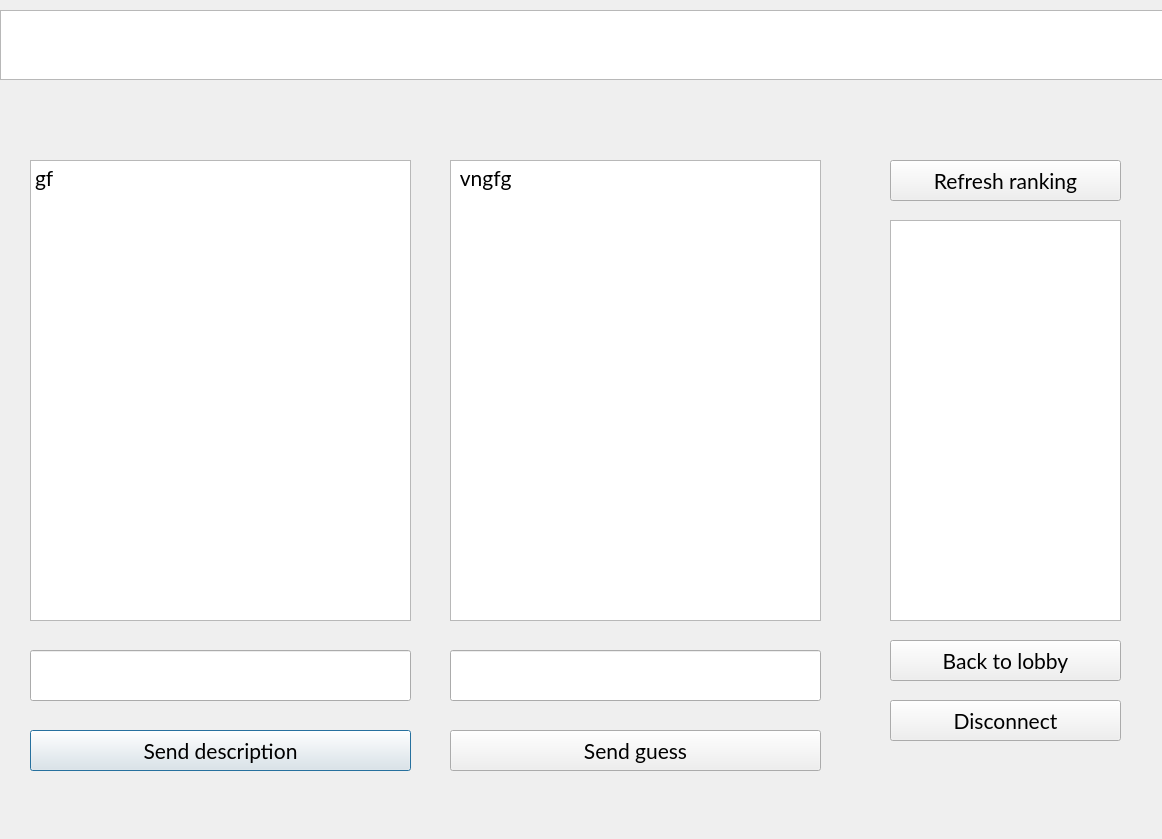
The window that src/client/roomgame.ui (GPlaczek/Networking) describes before a commit, drawn with Qt 5.
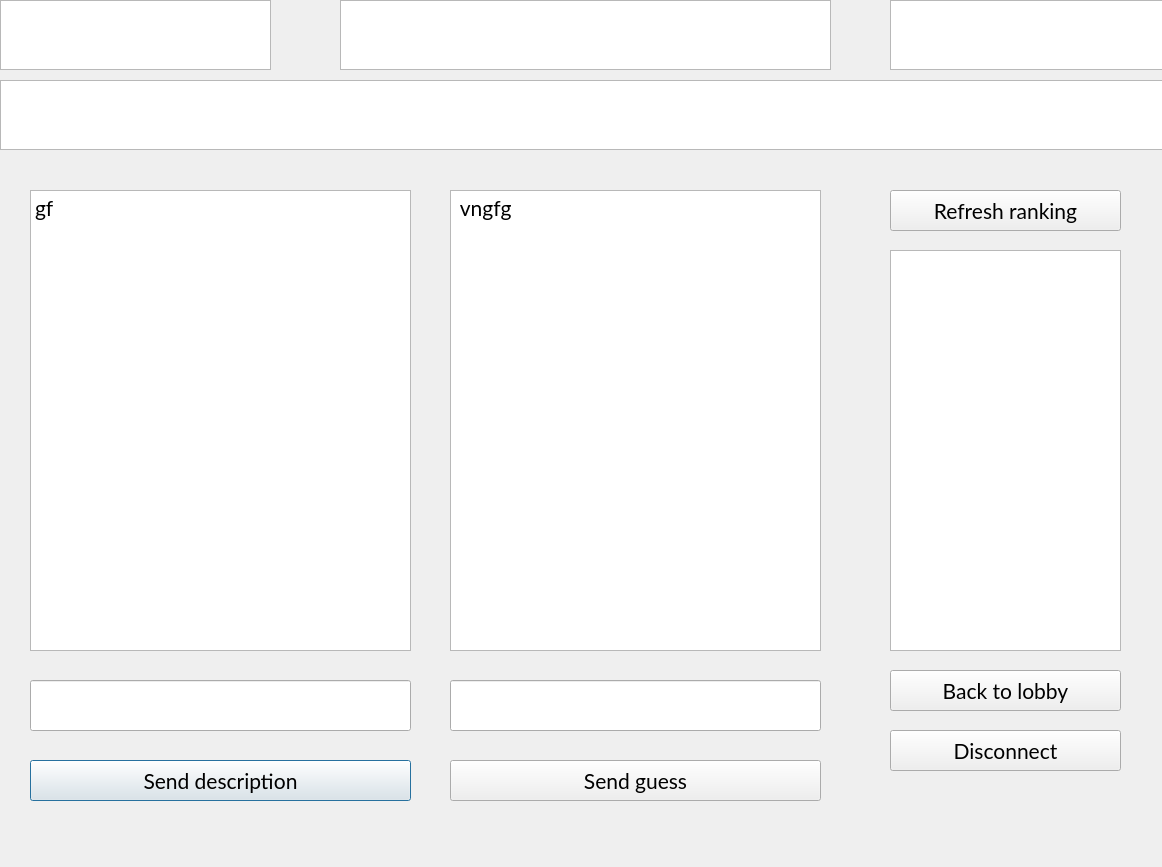
The same window after the commit.

Patch:
```diff
--- a/src/client/roomgame.ui
+++ b/src/client/roomgame.ui
@@ -7,7 +7,7 @@
     <x>0</x>
     <y>0</y>
     <width>1162</width>
-    <height>839</height>
+    <height>867</height>
    </rect>
   </property>
   <property name="font">
@@ -23,7 +23,7 @@
    <property name="geometry">
     <rect>
      <x>30</x>
-     <y>730</y>
+     <y>760</y>
      <width>381</width>
      <height>41</height>
     </rect>
@@ -36,7 +36,7 @@
    <property name="geometry">
     <rect>
      <x>450</x>
-     <y>730</y>
+     <y>760</y>
      <width>371</width>
      <height>41</height>
     </rect>
@@ -45,15 +45,15 @@
     <string>Send guess</string>
    </property>
   </widget>
-  <widget class="QTextEdit" name="msgText">
+  <widget class="QTextEdit" name="timeLeft">
    <property name="enabled">
     <bool>true</bool>
    </property>
    <property name="geometry">
     <rect>
-     <x>0</x>
-     <y>10</y>
-     <width>1171</width>
+     <x>890</x>
+     <y>0</y>
+     <width>281</width>
      <height>70</height>
     </rect>
    </property>
@@ -87,7 +87,7 @@
    <property name="geometry">
     <rect>
      <x>890</x>
-     <y>700</y>
+     <y>730</y>
      <width>231</width>
      <height>41</height>
     </rect>
@@ -100,7 +100,7 @@
    <property name="geometry">
     <rect>
      <x>890</x>
-     <y>640</y>
+     <y>670</y>
      <width>231</width>
      <height>41</height>
     </rect>
@@ -113,7 +113,7 @@
    <property name="geometry">
     <rect>
      <x>30</x>
-     <y>160</y>
+     <y>190</y>
      <width>381</width>
      <height>461</height>
     </rect>
@@ -126,7 +126,7 @@
    <property name="geometry">
     <rect>
      <x>450</x>
-     <y>650</y>
+     <y>680</y>
      <width>371</width>
      <height>51</height>
     </rect>
@@ -145,7 +145,7 @@
    <property name="geometry">
     <rect>
      <x>30</x>
-     <y>650</y>
+     <y>680</y>
      <width>381</width>
      <height>51</height>
     </rect>
@@ -164,7 +164,7 @@
    <property name="geometry">
     <rect>
      <x>450</x>
-     <y>160</y>
+     <y>190</y>
      <width>371</width>
      <height>461</height>
     </rect>
@@ -177,7 +177,7 @@
    <property name="geometry">
     <rect>
      <x>890</x>
-     <y>160</y>
+     <y>190</y>
      <width>231</width>
      <height>41</height>
     </rect>
@@ -190,12 +190,132 @@
    <property name="geometry">
     <rect>
      <x>890</x>
-     <y>220</y>
+     <y>250</y>
      <width>231</width>
      <height>401</height>
     </rect>
    </property>
   </widget>
+  <widget class="QTextEdit" name="wordToDescribe">
+   <property name="enabled">
+    <bool>true</bool>
+   </property>
+   <property name="geometry">
+    <rect>
+     <x>0</x>
+     <y>80</y>
+     <width>1171</width>
+     <height>70</height>
+    </rect>
+   </property>
+   <property name="font">
+    <font>
+     <family>Lato</family>
+     <pointsize>24</pointsize>
+    </font>
+   </property>
+   <property name="lineWidth">
+    <number>1</number>
+   </property>
+   <property name="verticalScrollBarPolicy">
+    <enum>Qt::ScrollBarAlwaysOff</enum>
+   </property>
+   <property name="horizontalScrollBarPolicy">
+    <enum>Qt::ScrollBarAlwaysOff</enum>
+   </property>
+   <property name="readOnly">
+    <bool>true</bool>
+   </property>
+   <property name="html">
+    <string>&lt;!DOCTYPE HTML PUBLIC &quot;-//W3C//DTD HTML 4.0//EN&quot; &quot;http://www.w3.org/TR/REC-html40/strict.dtd&quot;&gt;
+&lt;html&gt;&lt;head&gt;&lt;meta name=&quot;qrichtext&quot; content=&quot;1&quot; /&gt;&lt;meta charset=&quot;utf-8&quot; /&gt;&lt;style type=&quot;text/css&quot;&gt;
+p, li { white-space: pre-wrap; }
+hr { height: 1px; border-width: 0; }
+li.unchecked::marker { content: &quot;\2610&quot;; }
+li.checked::marker { content: &quot;\2612&quot;; }
+&lt;/style&gt;&lt;/head&gt;&lt;body style=&quot; font-family:'Lato'; font-size:24pt; font-weight:400; font-style:normal;&quot;&gt;
+&lt;p style=&quot;-qt-paragraph-type:empty; margin-top:0px; margin-bottom:0px; margin-left:0px; margin-right:0px; -qt-block-indent:0; text-indent:0px; font-size:18pt;&quot;&gt;&lt;br /&gt;&lt;/p&gt;&lt;/body&gt;&lt;/html&gt;</string>
+   </property>
+   <property name="placeholderText">
+    <string/>
+   </property>
+  </widget>
+  <widget class="QTextEdit" name="msgText">
+   <property name="enabled">
+    <bool>true</bool>
+   </property>
+   <property name="geometry">
+    <rect>
+     <x>340</x>
+     <y>0</y>
+     <width>491</width>
+     <height>70</height>
+    </rect>
+   </property>
+   <property name="font">
+    <font>
+     <family>Lato</family>
+     <pointsize>18</pointsize>
+    </font>
+   </property>
+   <property name="lineWidth">
+    <number>1</number>
+   </property>
+   <property name="horizontalScrollBarPolicy">
+    <enum>Qt::ScrollBarAlwaysOff</enum>
+   </property>
+   <property name="readOnly">
+    <bool>true</bool>
+   </property>
+   <property name="html">
+    <string>&lt;!DOCTYPE HTML PUBLIC &quot;-//W3C//DTD HTML 4.0//EN&quot; &quot;http://www.w3.org/TR/REC-html40/strict.dtd&quot;&gt;
+&lt;html&gt;&lt;head&gt;&lt;meta name=&quot;qrichtext&quot; content=&quot;1&quot; /&gt;&lt;meta charset=&quot;utf-8&quot; /&gt;&lt;style type=&quot;text/css&quot;&gt;
+p, li { white-space: pre-wrap; }
+hr { height: 1px; border-width: 0; }
+li.unchecked::marker { content: &quot;\2610&quot;; }
+li.checked::marker { content: &quot;\2612&quot;; }
+&lt;/style&gt;&lt;/head&gt;&lt;body style=&quot; font-family:'Lato'; font-size:18pt; font-weight:400; font-style:normal;&quot;&gt;
+&lt;p style=&quot;-qt-paragraph-type:empty; margin-top:0px; margin-bottom:0px; margin-left:0px; margin-right:0px; -qt-block-indent:0; text-indent:0px;&quot;&gt;&lt;br /&gt;&lt;/p&gt;&lt;/body&gt;&lt;/html&gt;</string>
+   </property>
+  </widget>
+  <widget class="QTextEdit" name="roundNum">
+   <property name="enabled">
+    <bool>true</bool>
+   </property>
+   <property name="geometry">
+    <rect>
+     <x>0</x>
+     <y>0</y>
+     <width>271</width>
+     <height>70</height>
+    </rect>
+   </property>
+   <property name="font">
+    <font>
+     <family>Lato</family>
+     <pointsize>18</pointsize>
+    </font>
+   </property>
+   <property name="lineWidth">
+    <number>1</number>
+   </property>
+   <property name="horizontalScrollBarPolicy">
+    <enum>Qt::ScrollBarAlwaysOff</enum>
+   </property>
+   <property name="readOnly">
+    <bool>true</bool>
+   </property>
+   <property name="html">
+    <string>&lt;!DOCTYPE HTML PUBLIC &quot;-//W3C//DTD HTML 4.0//EN&quot; &quot;http://www.w3.org/TR/REC-html40/strict.dtd&quot;&gt;
+&lt;html&gt;&lt;head&gt;&lt;meta name=&quot;qrichtext&quot; content=&quot;1&quot; /&gt;&lt;meta charset=&quot;utf-8&quot; /&gt;&lt;style type=&quot;text/css&quot;&gt;
+p, li { white-space: pre-wrap; }
+hr { height: 1px; border-width: 0; }
+li.unchecked::marker { content: &quot;\2610&quot;; }
+li.checked::marker { content: &quot;\2612&quot;; }
+&lt;/style&gt;&lt;/head&gt;&lt;body style=&quot; font-family:'Lato'; font-size:18pt; font-weight:400; font-style:normal;&quot;&gt;
+&lt;p style=&quot;-qt-paragraph-type:empty; margin-top:0px; margin-bottom:0px; margin-left:0px; margin-right:0px; -qt-block-indent:0; text-indent:0px;&quot;&gt;&lt;br /&gt;&lt;/p&gt;&lt;/body&gt;&lt;/html&gt;</string>
+   </property>
+  </widget>
  </widget>
  <resources/>
  <connections/>
```
